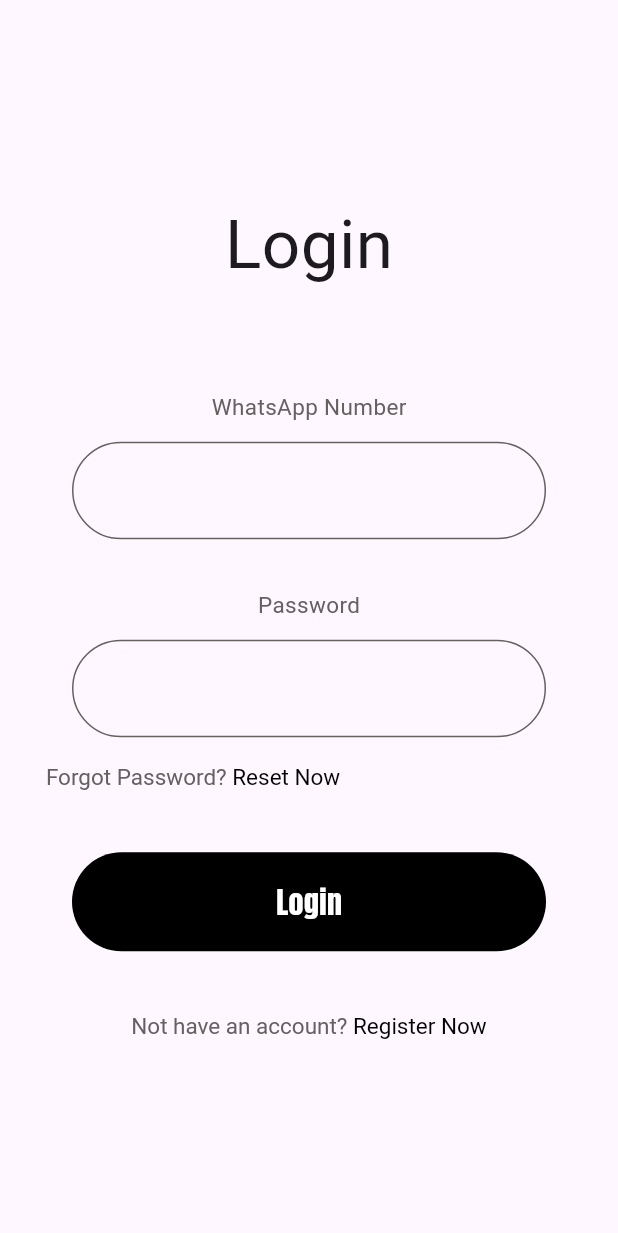
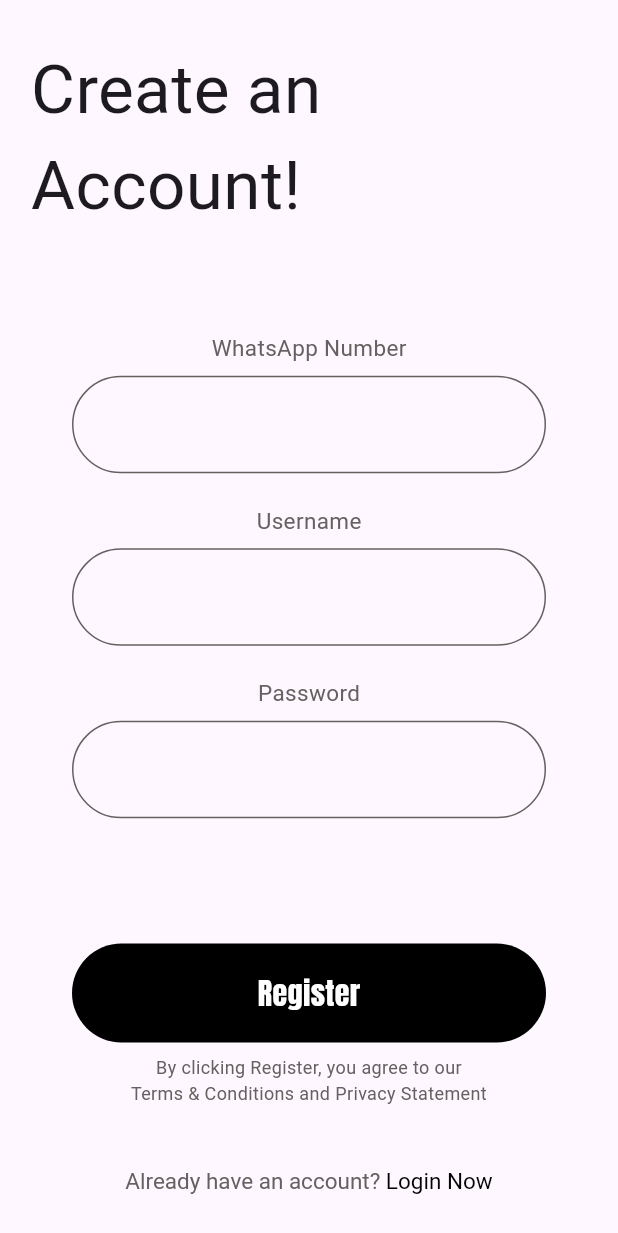
Before and after one commit to PraveenAththanayake/Aristo, a Flutter app: the screen it shows after launch, on a phone screen of 412 x 824 dp. Shown: the top 1233 px of the screen. Run offline on Flutter 3.47's test engine with Material 3 defaults, Android fonts, the phone set to English and light mode, and no system bars; our stand-ins replace google_fonts.

Commit message:
feat: Created the Register Screen

```diff
--- a/lib/main.dart
+++ b/lib/main.dart
@@ -1,3 +1,4 @@
+import 'package:aristo/screens/CreateAccountScreen.dart';
 import 'package:aristo/screens/LoginScreen.dart';
 import 'package:aristo/screens/SplashScreen.dart';
 import 'package:flutter/material.dart';
@@ -18,7 +19,7 @@ class MyApp extends StatelessWidget {
       theme: ThemeData(
         textTheme: GoogleFonts.anticDidoneTextTheme(),
       ),
-      home: const LoginScreen(),
+      home: const CreateAccountScreen(),
     );
   }
 }
--- /dev/null
+++ b/lib/screens/CreateAccountScreen.dart
@@ -0,0 +1,84 @@
+import 'package:aristo/common/widgets/CustomButton.dart';
+import 'package:aristo/common/widgets/CustomInputField.dart';
+import 'package:aristo/common/widgets/ScreenHeaderText.dart';
+import 'package:aristo/common/widgets/TextFieldLabel.dart';
+import 'package:aristo/theme/app_colors.dart';
+import 'package:flutter/material.dart';
+import 'package:google_fonts/google_fonts.dart';
+
+class CreateAccountScreen extends StatelessWidget {
+  const CreateAccountScreen({super.key});
+
+  @override
+  Widget build(BuildContext context) {
+    final mediaQuery = MediaQuery.of(context);
+    final screenHeight = mediaQuery.size.height;
+    final screenWidth = mediaQuery.size.width;
+    final padding = screenWidth * 0.05;
+
+    return Scaffold(
+      body: Center(
+        child: SingleChildScrollView(
+          child: Padding(
+            padding: EdgeInsets.all(padding),
+            child: Column(
+              mainAxisAlignment: MainAxisAlignment.center,
+              children: [
+                if (MediaQuery.of(context).viewInsets.bottom > 0)
+                  const SizedBox(height: 20),
+                const ScreenHeaderText('Create an Account!'),
+                SizedBox(height: screenHeight * 0.08),
+                const Form(
+                  child: Column(
+                    children: [
+                      TextFieldLabel('WhatsApp Number'),
+                      SizedBox(height: 8),
+                      CustomInputField(keyboardType: TextInputType.phone),
+                      SizedBox(height: 20),
+                      TextFieldLabel('Username'),
+                      SizedBox(height: 8),
+                      CustomInputField(keyboardType: TextInputType.text),
+                      SizedBox(height: 20),
+                      TextFieldLabel('Password'),
+                      SizedBox(height: 8),
+                      CustomInputField(keyboardType: TextInputType.text),
+                    ],
+                  ),
+                ),
+                SizedBox(height: screenHeight * 0.1),
+                const CustomButton('Register'),
+                SizedBox(height: screenHeight * 0.01),
+                Center(
+                  child: Text(
+                    'By clicking Register, you agree to our\nTerms & Conditions and Privacy Statement',
+                    style: GoogleFonts.anticDidone(
+                      fontSize: 12,
+                      color: AppColors.secondaryColor,
+                    ),
+                    textAlign: TextAlign.center,
+                  ),
+                ),
+                SizedBox(height: screenHeight * 0.05),
+                RichText(
+                  text: TextSpan(
+                    style: GoogleFonts.anticDidone(
+                      fontSize: 15,
+                      color: AppColors.secondaryColor,
+                    ),
+                    children: const [
+                      TextSpan(text: 'Already have an account? '),
+                      TextSpan(
+                        text: 'Login Now',
+                        style: TextStyle(color: AppColors.primaryColor),
+                      ),
+                    ],
+                  ),
+                ),
+              ],
+            ),
+          ),
+        ),
+      ),
+    );
+  }
+}
```
